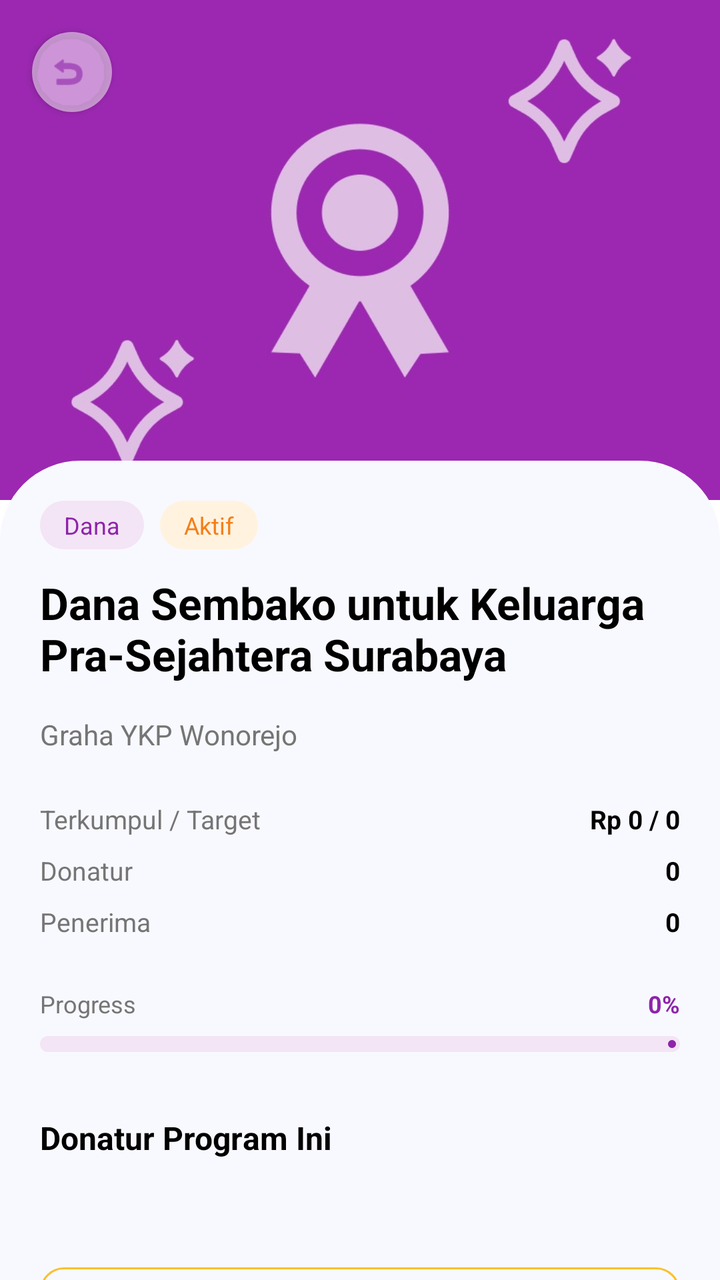
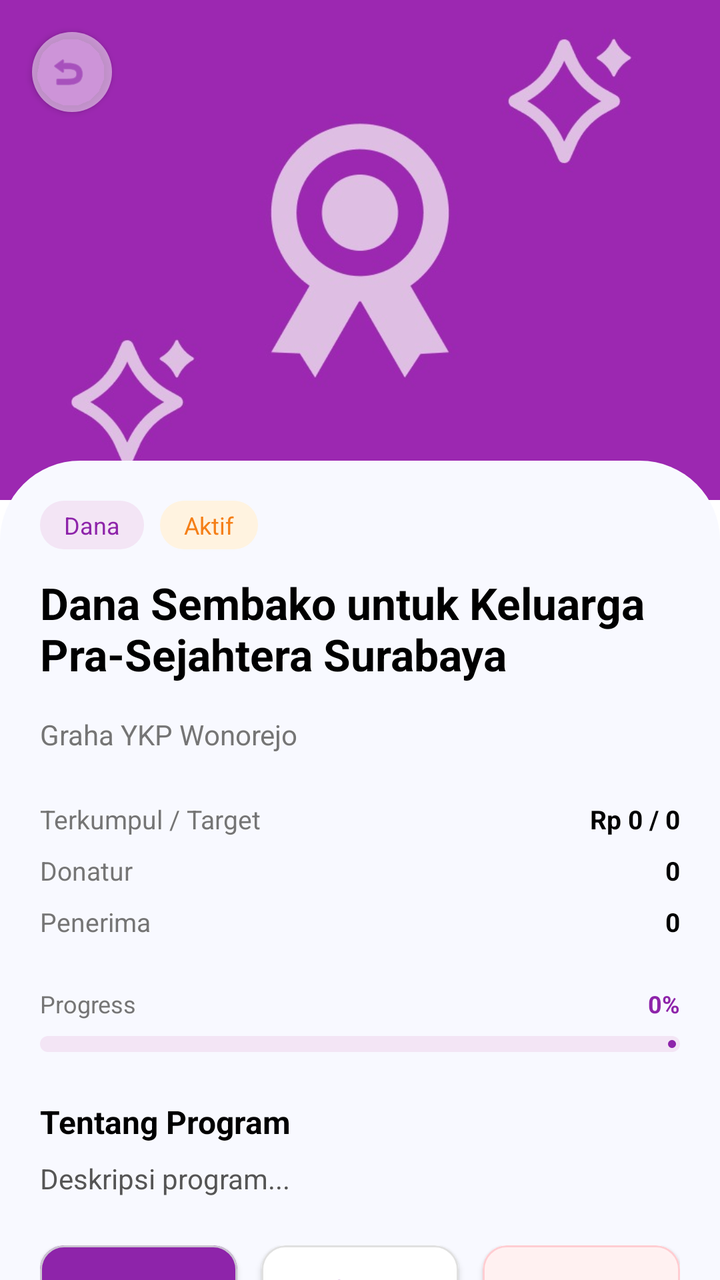

Before-and-after screenshots of an Android layout around one commit, followed by the original layout XML and the change that was made.
<!-- AndroidManifest.xml: application theme Theme.AplikasiProjekSMT4 -->
<!-- res/layout/fragment_detail_donasi_mitra.xml -->
<?xml version="1.0" encoding="utf-8"?>
<androidx.coordinatorlayout.widget.CoordinatorLayout xmlns:android="http://schemas.android.com/apk/res/android"
    xmlns:app="http://schemas.android.com/apk/res-auto"
    xmlns:tools="http://schemas.android.com/tools"
    android:layout_width="match_parent"
    android:layout_height="match_parent"
    android:background="@color/white">

    <com.google.android.material.appbar.AppBarLayout
        android:id="@+id/app_bar"
        android:layout_width="match_parent"
        android:layout_height="250dp"
        android:theme="@style/ThemeOverlay.AppCompat.Dark.ActionBar"
        app:elevation="0dp">

        <com.google.android.material.appbar.CollapsingToolbarLayout
            android:id="@+id/toolbar_layout"
            android:layout_width="match_parent"
            android:layout_height="match_parent"
            app:contentScrim="@color/primary_purple"
            app:layout_scrollFlags="scroll|exitUntilCollapsed">

            <ImageView
                android:id="@+id/ivProgramDetail"
                android:layout_width="match_parent"
                android:layout_height="match_parent"
                android:scaleType="centerCrop"
                android:src="@drawable/bg_welcomepage"
                app:layout_collapseMode="parallax" />

            <androidx.appcompat.widget.Toolbar
                android:id="@+id/toolbar"
                android:layout_width="match_parent"
                android:layout_height="?attr/actionBarSize"
                app:layout_collapseMode="pin" />

            <com.google.android.material.button.MaterialButton
                android:id="@+id/btnBackDetail"
                style="@style/Widget.MaterialComponents.Button.Icon"
                android:layout_width="40dp"
                android:layout_height="40dp"
                android:layout_marginStart="16dp"
                android:layout_marginTop="16dp"
                android:insetLeft="0dp"
                android:insetTop="0dp"
                android:insetRight="0dp"
                android:insetBottom="0dp"
                app:backgroundTint="#80FFFFFF"
                app:cornerRadius="20dp"
                app:icon="@android:drawable/ic_menu_revert"
                app:iconGravity="textStart"
                app:iconPadding="0dp"
                app:iconSize="20dp"
                app:iconTint="@color/primary_purple" />

        </com.google.android.material.appbar.CollapsingToolbarLayout>
    </com.google.android.material.appbar.AppBarLayout>

    <androidx.core.widget.NestedScrollView
        android:layout_width="match_parent"
        android:layout_height="match_parent"
        android:background="@drawable/rounded_top_white"
        android:layout_marginTop="-20dp"
        app:layout_behavior="@string/appbar_scrolling_view_behavior">

        <LinearLayout
            android:layout_width="match_parent"
            android:layout_height="wrap_content"
            android:orientation="vertical"
            android:padding="20dp">

            <LinearLayout
                android:layout_width="match_parent"
                android:layout_height="wrap_content"
                android:orientation="horizontal"
                android:layout_marginBottom="12dp">

                <TextView
                    android:id="@+id/tvTagTipe"
                    android:layout_width="wrap_content"
                    android:layout_height="wrap_content"
                    android:text="Dana"
                    android:textSize="12sp"
                    android:textColor="@color/primary_purple"
                    android:background="@drawable/bg_tag_purple_light"
                    android:paddingHorizontal="12dp"
                    android:paddingVertical="4dp"/>

                <TextView
                    android:id="@+id/tvTagStatus"
                    android:layout_width="wrap_content"
                    android:layout_height="wrap_content"
                    android:layout_marginStart="8dp"
                    android:text="Aktif"
                    android:textSize="12sp"
                    android:textColor="#F57F17"
                    android:background="@drawable/bg_tag_baru"
                    android:paddingHorizontal="12dp"
                    android:paddingVertical="4dp"/>
            </LinearLayout>

            <TextView
                android:id="@+id/tvDetailNama"
                android:layout_width="match_parent"
                android:layout_height="wrap_content"
                android:text="Dana Sembako untuk Keluarga Pra-Sejahtera Surabaya"
                android:textColor="@color/black"
                android:textSize="22sp"
                android:textStyle="bold" />

            <TextView
                android:id="@+id/tvWilayahDetail"
                android:layout_width="match_parent"
                android:layout_height="wrap_content"
                android:layout_marginTop="16dp"
                android:text="Graha YKP Wonorejo"
                android:textColor="@color/text_secondary"
                android:textSize="14sp" />

            <LinearLayout
                android:layout_width="match_parent"
                android:layout_height="wrap_content"
                android:layout_marginTop="24dp"
                android:orientation="horizontal">
                <TextView
                    android:layout_width="wrap_content"
                    android:layout_height="wrap_content"
                    android:text="Terkumpul / Target"
                    android:textColor="@color/text_secondary"
                    android:textSize="13sp"/>
                <TextView
                    android:id="@+id/tvAmountTarget"
                    android:layout_width="match_parent"
                    android:layout_height="wrap_content"
                    android:gravity="end"
                    android:text="Rp 0 / 0"
                    android:textColor="@color/black"
                    android:textStyle="bold"
                    android:textSize="13sp"/>
            </LinearLayout>

            <LinearLayout
                android:layout_width="match_parent"
                android:layout_height="wrap_content"
                android:layout_marginTop="8dp"
                android:orientation="horizontal">
                <TextView
                    android:layout_width="wrap_content"
                    android:layout_height="wrap_content"
                    android:text="Donatur"
                    android:textColor="@color/text_secondary"
                    android:textSize="13sp"/>
                <TextView
                    android:id="@+id/tvDonaturCount"
                    android:layout_width="match_parent"
                    android:layout_height="wrap_content"
                    android:gravity="end"
                    android:text="0"
                    android:textColor="@color/black"
                    android:textStyle="bold"
                    android:textSize="13sp"/>
            </LinearLayout>

            <LinearLayout
                android:layout_width="match_parent"
                android:layout_height="wrap_content"
                android:layout_marginTop="8dp"
                android:orientation="horizontal">
                <TextView
                    android:layout_width="wrap_content"
                    android:layout_height="wrap_content"
                    android:text="Penerima"
                    android:textColor="@color/text_secondary"
                    android:textSize="13sp"/>
                <TextView
                    android:id="@+id/tvPenerimaCount"
                    android:layout_width="match_parent"
                    android:layout_height="wrap_content"
                    android:gravity="end"
                    android:text="0"
                    android:textColor="@color/black"
                    android:textStyle="bold"
                    android:textSize="13sp"/>
            </LinearLayout>

            <RelativeLayout
                android:layout_width="match_parent"
                android:layout_height="wrap_content"
                android:layout_marginTop="24dp">
                <TextView
                    android:layout_width="wrap_content"
                    android:layout_height="wrap_content"
                    android:text="Progress"
                    android:textColor="@color/text_secondary"
                    android:textSize="12sp"/>
                <TextView
                    android:id="@+id/tvProgressPercent"
                    android:layout_width="wrap_content"
                    android:layout_height="wrap_content"
                    android:layout_alignParentEnd="true"
                    android:text="0%"
                    android:textColor="@color/primary_purple"
                    android:textStyle="bold"
                    android:textSize="12sp"/>
            </RelativeLayout>

            <com.google.android.material.progressindicator.LinearProgressIndicator
                android:id="@+id/progressDetail"
                android:layout_width="match_parent"
                android:layout_height="wrap_content"
                android:layout_marginTop="8dp"
                android:progress="0"
                app:indicatorColor="@color/primary_purple"
                app:trackColor="#F3E5F5"
                app:trackCornerRadius="4dp"
                app:trackThickness="8dp" />

            <TextView
                android:layout_width="wrap_content"
                android:layout_height="wrap_content"
                android:layout_marginTop="32dp"
                android:text="Donatur Program Ini"
                android:textColor="@color/black"
                android:textSize="16sp"
                android:textStyle="bold" />

            <androidx.recyclerview.widget.RecyclerView
                android:id="@+id/rvDonaturProgram"
                android:layout_width="match_parent"
                android:layout_height="wrap_content"
                android:layout_marginTop="16dp"
                android:nestedScrollingEnabled="false"
                tools:listitem="@layout/item_history_donatur" />

            <com.google.android.material.button.MaterialButton
                android:id="@+id/btnHentikanProgram"
                style="@style/Widget.MaterialComponents.Button.OutlinedButton"
                android:layout_width="match_parent"
                android:layout_height="56dp"
                android:layout_marginTop="32dp"
                android:layout_marginBottom="16dp"
                android:text="⏸ Hentikan"
                android:textAllCaps="false"
                android:textColor="#FBC02D"
                app:strokeColor="#FBC02D"
                app:cornerRadius="12dp"
                android:textSize="16sp"
                android:textStyle="bold"/>

        </LinearLayout>
    </androidx.core.widget.NestedScrollView>

</androidx.coordinatorlayout.widget.CoordinatorLayout>
<!-- res/layout/item_history_donatur.xml (included above) -->
<?xml version="1.0" encoding="utf-8"?>
<LinearLayout xmlns:android="http://schemas.android.com/apk/res/android"
    android:layout_width="match_parent"
    android:layout_height="wrap_content"
    android:orientation="horizontal"
    android:paddingVertical="12dp"
    android:gravity="center_vertical">

    <LinearLayout
        android:layout_width="0dp"
        android:layout_height="wrap_content"
        android:layout_weight="1"
        android:orientation="vertical">

        <TextView
            android:id="@+id/tv_program_name"
            android:layout_width="wrap_content"
            android:layout_height="wrap_content"
            android:text="Beasiswa Anak Dhuafa"
            android:textColor="@color/black"
            android:textSize="14sp"
            android:textStyle="bold" />

        <TextView
            android:id="@+id/tv_transaction_detail"
            android:layout_width="wrap_content"
            android:layout_height="wrap_content"
            android:layout_marginTop="2dp"
            android:text="11 Mar 2026 - Kode Transfer"
            android:textColor="#888888"
            android:textSize="11sp" />
    </LinearLayout>

    <LinearLayout
        android:layout_width="wrap_content"
        android:layout_height="wrap_content"
        android:gravity="end"
        android:orientation="vertical">

        <TextView
            android:id="@+id/tv_amount"
            android:layout_width="wrap_content"
            android:layout_height="wrap_content"
            android:text="Rp 200.000"
            android:textColor="@color/black"
            android:textSize="13sp"
            android:textStyle="bold" />

        <TextView
            android:id="@+id/tv_status_history"
            android:layout_width="wrap_content"
            android:layout_height="wrap_content"
            android:layout_marginTop="2dp"
            android:text="✓ Tersalurkan"
            android:textColor="#4CAF50"
            android:textSize="10sp"
            android:textStyle="bold" />
    </LinearLayout>
</LinearLayout>
<!-- resources referenced by this layout -->
<resources>
  <color name="black">#000000</color>
  <color name="primary_purple">#8E24AA</color>
  <color name="text_secondary">#757575</color>
  <color name="white">#FFFFFF</color>
  <!-- drawable bg_tag_baru (drawable) -->
  <?xml version="1.0" encoding="utf-8"?>
  <shape xmlns:android="http://schemas.android.com/apk/res/android">
      <solid android:color="@color/bg_tag_baru" />
      <corners android:radius="12dp" />
  </shape>
  <!-- drawable bg_tag_purple_light (drawable) -->
  <?xml version="1.0" encoding="utf-8"?>
  <shape xmlns:android="http://schemas.android.com/apk/res/android">
      <solid android:color="#F3E5F5" />
      <corners android:radius="12dp" />
  </shape>
  <!-- drawable bg_welcomepage: jpeg bitmap (drawable, 25126 bytes) -->
  <!-- drawable rounded_top_white (drawable) -->
  <?xml version="1.0" encoding="utf-8"?>
  <shape xmlns:android="http://schemas.android.com/apk/res/android">
      <solid android:color="#F8F9FF" />
      <corners
          android:topLeftRadius="40dp"
          android:topRightRadius="40dp" />
  </shape>
  <style name="Theme.AplikasiProjekSMT4" parent="Base.Theme.AplikasiProjekSMT4" />
  <color name="bg_tag_baru">#FFF3E0</color>
  <style name="Base.Theme.AplikasiProjekSMT4" parent="Theme.Material3.DayNight.NoActionBar">
          <item name="colorPrimary">#9C27B0</item>
          <item name="colorPrimaryVariant">#7B1FA2</item>
          <item name="colorOnPrimary">#FFFFFF</item>
      </style>
</resources>

<!-- the commit's change to res/layout/fragment_detail_donasi_mitra.xml (unified diff, before → after) -->
@@ -218,6 +218,89 @@
             <TextView
                 android:layout_width="wrap_content"
                 android:layout_height="wrap_content"
+                android:layout_marginTop="24dp"
+                android:text="Tentang Program"
+                android:textColor="@color/black"
+                android:textSize="16sp"
+                android:textStyle="bold" />
+
+            <TextView
+                android:id="@+id/tvDeskripsiDetail"
+                android:layout_width="match_parent"
+                android:layout_height="wrap_content"
+                android:layout_marginTop="8dp"
+                android:text="Deskripsi program..."
+                android:textColor="#555555"
+                android:textSize="14sp"
+                android:lineSpacingExtra="4dp" />
+
+            
+            <LinearLayout
+                android:layout_width="match_parent"
+                android:layout_height="wrap_content"
+                android:orientation="horizontal"
+                android:layout_marginTop="24dp"
+                android:gravity="center">
+
+                <com.google.android.material.card.MaterialCardView
+                    android:id="@+id/btnTarikDana"
+                    android:layout_width="0dp"
+                    android:layout_height="48dp"
+                    android:layout_weight="1"
+                    android:layout_marginEnd="8dp"
+                    app:cardBackgroundColor="@color/primary_purple"
+                    app:cardCornerRadius="12dp"
+                    app:cardElevation="2dp"
+                    android:clickable="true"
+                    android:focusable="true">
+                    <LinearLayout android:layout_width="match_parent" android:layout_height="match_parent" android:gravity="center" android:orientation="horizontal">
+                        <ImageView android:layout_width="16dp" android:layout_height="16dp" android:src="@android:drawable/ic_menu_save" app:tint="#FFFFFF"/>
+                        <TextView android:layout_width="wrap_content" android:layout_height="wrap_content" android:text="Tarik Dana" android:textColor="#FFFFFF" android:textSize="12sp" android:textStyle="bold" android:layout_marginStart="8dp"/>
+                    </LinearLayout>
+                </com.google.android.material.card.MaterialCardView>
+
+                <com.google.android.material.card.MaterialCardView
+                    android:id="@+id/btnEditProgram"
+                    android:layout_width="0dp"
+                    android:layout_height="48dp"
+                    android:layout_weight="1"
+                    android:layout_marginHorizontal="4dp"
+                    app:cardBackgroundColor="#FFFFFF"
+                    app:cardCornerRadius="12dp"
+                    app:cardElevation="2dp"
+                    app:strokeColor="#E0E0E0"
+                    app:strokeWidth="1dp"
+                    android:clickable="true"
+                    android:focusable="true">
+                    <LinearLayout android:layout_width="match_parent" android:layout_height="match_parent" android:gravity="center" android:orientation="horizontal">
+                        <ImageView android:layout_width="16dp" android:layout_height="16dp" android:src="@android:drawable/ic_menu_edit" app:tint="@color/primary_purple"/>
+                        <TextView android:layout_width="wrap_content" android:layout_height="wrap_content" android:text="Edit" android:textColor="@color/primary_purple" android:textSize="12sp" android:textStyle="bold" android:layout_marginStart="8dp"/>
+                    </LinearLayout>
+                </com.google.android.material.card.MaterialCardView>
+
+                <com.google.android.material.card.MaterialCardView
+                    android:id="@+id/btnHapusProgram"
+                    android:layout_width="0dp"
+                    android:layout_height="48dp"
+                    android:layout_weight="1"
+                    android:layout_marginStart="8dp"
+                    app:cardBackgroundColor="#FFF1F1"
+                    app:cardCornerRadius="12dp"
+                    app:cardElevation="2dp"
+                    app:strokeColor="#FFCDD2"
+                    app:strokeWidth="1dp"
+                    android:clickable="true"
+                    android:focusable="true">
+                    <LinearLayout android:layout_width="match_parent" android:layout_height="match_parent" android:gravity="center" android:orientation="horizontal">
+                        <ImageView android:layout_width="16dp" android:layout_height="16dp" android:src="@android:drawable/ic_menu_delete" app:tint="#F44336"/>
+                        <TextView android:layout_width="wrap_content" android:layout_height="wrap_content" android:text="Hapus" android:textColor="#F44336" android:textSize="12sp" android:textStyle="bold" android:layout_marginStart="8dp"/>
+                    </LinearLayout>
+                </com.google.android.material.card.MaterialCardView>
+            </LinearLayout>
+
+            <TextView
+                android:layout_width="wrap_content"
+                android:layout_height="wrap_content"
                 android:layout_marginTop="32dp"
                 android:text="Donatur Program Ini"
                 android:textColor="@color/black"
@@ -231,21 +314,6 @@
                 android:layout_marginTop="16dp"
                 android:nestedScrollingEnabled="false"
                 tools:listitem="@layout/item_history_donatur" />
-
-            <com.google.android.material.button.MaterialButton
-                android:id="@+id/btnHentikanProgram"
-                style="@style/Widget.MaterialComponents.Button.OutlinedButton"
-                android:layout_width="match_parent"
-                android:layout_height="56dp"
-                android:layout_marginTop="32dp"
-                android:layout_marginBottom="16dp"
-                android:text="⏸ Hentikan"
-                android:textAllCaps="false"
-                android:textColor="#FBC02D"
-                app:strokeColor="#FBC02D"
-                app:cornerRadius="12dp"
-                android:textSize="16sp"
-                android:textStyle="bold"/>
 
         </LinearLayout>
     </androidx.core.widget.NestedScrollView>
